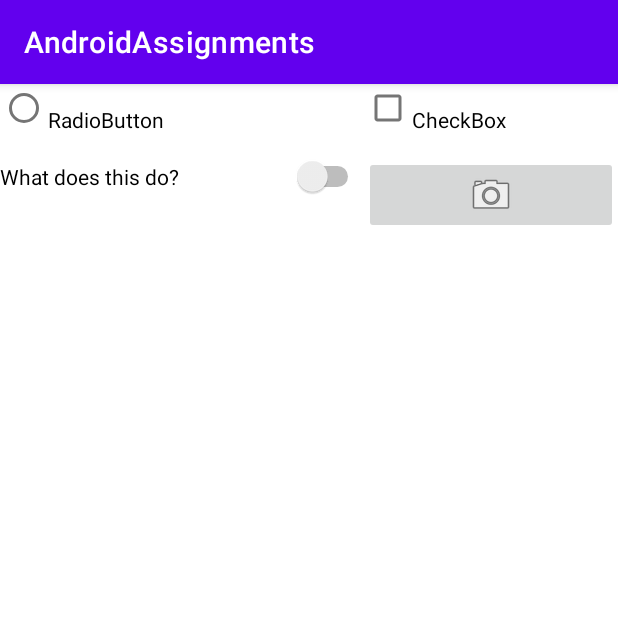
After one commit to OrthogonalStar/AndroidAssignments, an Android app: the ListItemsActivity screen opened directly, with no data from a screen before it, on a phone screen of 412 x 824 dp, the top half of it. The commit adds this screen. Run offline under Robolectric (Android 15) with nearby library versions, the phone set to English and light mode, and no system bars.

Commit message:
Added 3 activities for part 2

```diff
--- a/app/src/main/AndroidManifest.xml
+++ b/app/src/main/AndroidManifest.xml
@@ -9,6 +9,12 @@
         android:roundIcon="@mipmap/ic_launcher_round"
         android:supportsRtl="true"
         android:theme="@style/Theme.AndroidAssignments">
+        <activity android:name=".ListItemsActivity">
+
+        </activity>
+        <activity android:name=".LoginActivity" >
+
+        </activity>
         <activity android:name=".MainActivity">
             <intent-filter>
                 <action android:name="android.intent.action.MAIN" />
--- /dev/null
+++ b/app/src/main/java/com/example/androidassignments/ListItemsActivity.java
@@ -0,0 +1,14 @@
+package com.example.androidassignments;
+
+import androidx.appcompat.app.AppCompatActivity;
+
+import android.os.Bundle;
+
+public class ListItemsActivity extends AppCompatActivity {
+
+    @Override
+    protected void onCreate(Bundle savedInstanceState) {
+        super.onCreate(savedInstanceState);
+        setContentView(R.layout.activity_list_items);
+    }
+}
--- /dev/null
+++ b/app/src/main/res/layout/activity_list_items.xml
@@ -0,0 +1,36 @@
+<?xml version="1.0" encoding="utf-8"?>
+<GridLayout xmlns:android="http://schemas.android.com/apk/res/android"
+    xmlns:app="http://schemas.android.com/apk/res-auto"
+    xmlns:tools="http://schemas.android.com/tools"
+    android:layout_width="match_parent"
+    android:layout_height="wrap_content"
+    android:rowCount="2"
+    android:columnCount="2"
+    tools:context=".ListItemsActivity">
+
+    <RadioButton
+        android:layout_columnWeight="1"
+        android:gravity="fill"
+        android:text="@string/radio_button"
+        />
+
+    <CheckBox
+        android:layout_columnWeight="1"
+        android:gravity="fill"
+        android:text="@string/check_box"
+        />
+
+    <Switch
+        android:layout_columnWeight="1"
+        android:gravity="fill"
+        android:text="@string/switch_text"
+        />
+
+    <ImageButton
+        android:id="@+id/imageButton"
+        android:layout_columnWeight="1"
+        android:gravity="fill"
+        app:srcCompat="@android:drawable/ic_menu_camera" />
+
+
+</GridLayout>
--- a/app/src/main/res/values/strings.xml
+++ b/app/src/main/res/values/strings.xml
@@ -2,4 +2,10 @@
     <string name="app_name">AndroidAssignments</string>
     <string name="hello_message">Hello World!</string>
     <string name="button_text">I\'m a button</string>
+    <string name="login_text">Login</string>
+    <string name="login_hint">login name</string>
+    <string name="password_text">password</string>
+    <string name="radio_button">RadioButton</string>
+    <string name="check_box">CheckBox</string>
+    <string name="switch_text">What does this do?</string>
 </resources>
```
Also changed, not shown: app/src/main/java/com/example/androidassignments/LoginActivity.java (added, +14 -0 lines), app/src/main/res/layout/activity_login.xml (added, +31 -0 lines), 1 other file.
